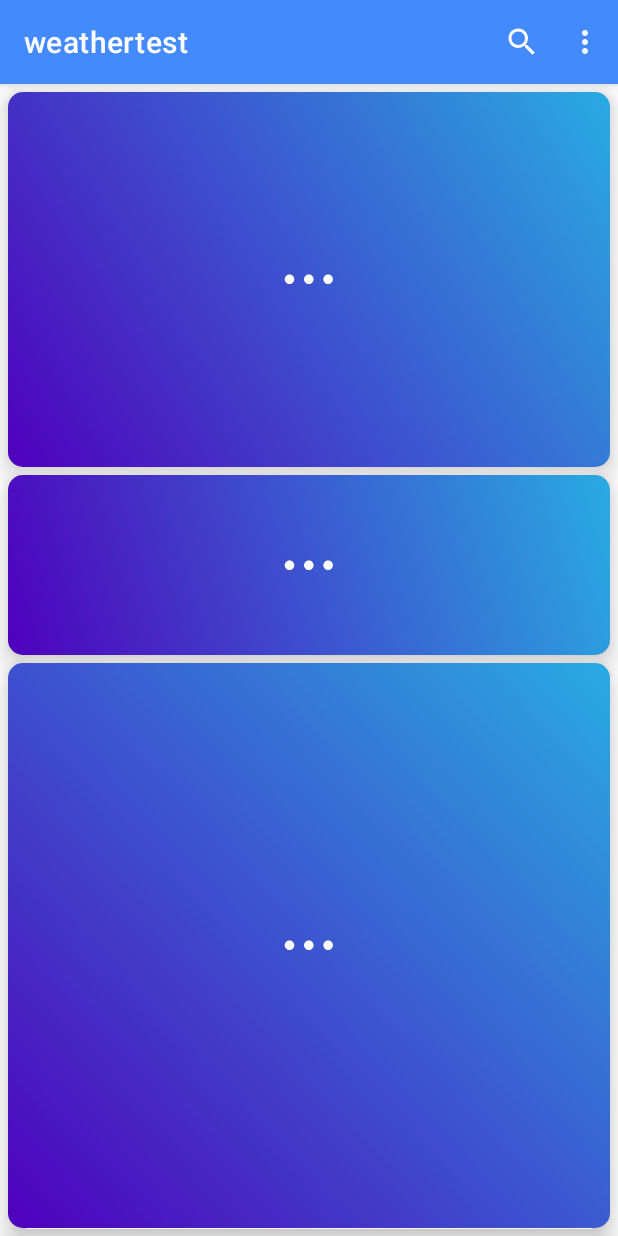
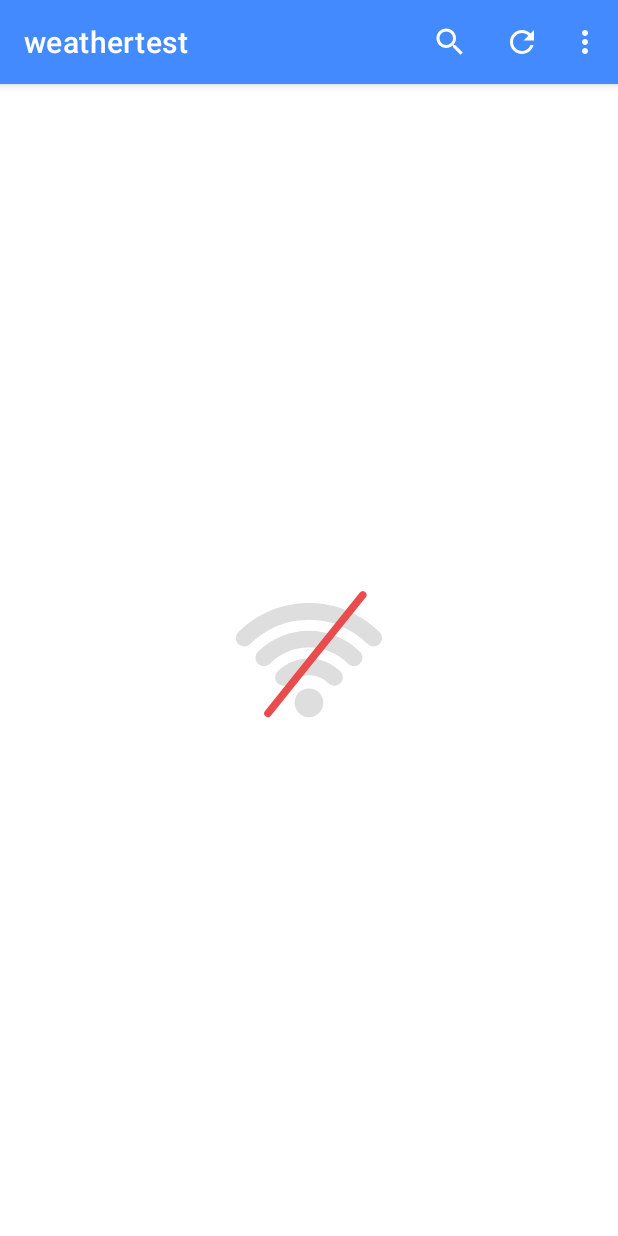
Before and after one commit to AlirezaNouri-77/simple-weather-app, an Android app: the screen it shows after launch (MainActivity), on a phone screen of 412 x 824 dp. Run offline under Robolectric (Android 15) with nearby library versions, the light colour scheme and no system bars; our stand-ins replace Picasso; pictures from the network do not load; 3 statements that could not run were skipped.

Commit message:
refresh and no connection lottie

```diff
--- a/app/src/main/java/com/example/weathertest/MainActivity.java
+++ b/app/src/main/java/com/example/weathertest/MainActivity.java
@@ -8,16 +8,15 @@ import androidx.fragment.app.FragmentManager;
 import androidx.recyclerview.widget.DividerItemDecoration;
 import androidx.recyclerview.widget.LinearLayoutManager;
 import androidx.recyclerview.widget.RecyclerView;
-import androidx.transition.Fade;
-import androidx.transition.Transition;
 
 import android.content.Intent;
 import android.os.Bundle;
+import android.os.Handler;
+import android.os.Looper;
 import android.util.Log;
 import android.view.Menu;
 import android.view.MenuItem;
 import android.view.View;
-import android.widget.Filter;
 import android.widget.ImageView;
 import android.widget.LinearLayout;
 import android.widget.TextView;
@@ -52,7 +51,6 @@ import okhttp3.Response;
 
 public class MainActivity extends AppCompatActivity implements ForcastRecyclerview.forcastclicklistner, searchview_recyclerview.searchview_onclick {
 
-
     private List<forcast_model> sixtyday_forcastlist;
     private List<minute_model> minute_model_list;
     private List<current_model> current_list;
@@ -73,9 +71,10 @@ public class MainActivity extends AppCompatActivity implements ForcastRecyclervi
     private detail_fragment detail_fragment;
     private FragmentManager fragmentManager;
 
-    private LottieAnimationView lottieAnimationView1, lottieAnimationView2, lottieAnimationView3;
+    private LottieAnimationView lottieAnimationView1, lottieAnimationView2, lottieAnimationView3, lottieAnimationView_noconnection;
 
-    LinearLayout minute_layout, forcast_layout;
+
+    private LinearLayout minute_layout, forcast_layout;
 
     private local_json_city local_json_city;
 
@@ -92,11 +91,11 @@ public class MainActivity extends AppCompatActivity implements ForcastRecyclervi
         lottieAnimationView1 = findViewById(R.id.lottie_one);
         lottieAnimationView2 = findViewById(R.id.lottie_two);
         lottieAnimationView3 = findViewById(R.id.lottie_three);
+        lottieAnimationView_noconnection = findViewById(R.id.no_connection);
 
         current_consrtaintlayout = findViewById(R.id.constraint_one);
         minute_layout = findViewById(R.id.minute_layout);
         forcast_layout = findViewById(R.id.forcast_layout);
-
 
         detail_fragment = new detail_fragment();
 
@@ -118,8 +117,6 @@ public class MainActivity extends AppCompatActivity implements ForcastRecyclervi
         Current_Weather("");
         forcast_weather("");
 
-
-
     }
 
     @Override
@@ -133,8 +130,6 @@ public class MainActivity extends AppCompatActivity implements ForcastRecyclervi
                 if (query.length() != 0) {
                     Current_Weather(query);
                     forcast_weather(query);
-                    searchView.clearFocus();
-                    searchView.onActionViewCollapsed();
                 }
                 return true;
             }
@@ -142,7 +137,7 @@ public class MainActivity extends AppCompatActivity implements ForcastRecyclervi
             @Override
             public boolean onQueryTextChange(String newText) {
                 searchview_rv.getFilter().filter(newText);
-                if (searchview_rv.getItemCount() == 0) {
+                if (searchview_rv.getItemCount() == 0 && !newText.isEmpty()) {
                     empty_city.setVisibility(View.VISIBLE);
                     searcheview_rv.setVisibility(View.GONE);
                     Log.d("TAG", "onQueryTextChange: " + searchview_rv.getItemCount() + "if");
@@ -174,6 +169,9 @@ public class MainActivity extends AppCompatActivity implements ForcastRecyclervi
         if (id == R.id.setting) {
             Intent intent = new Intent(MainActivity.this, SettingsActivity.class);
             startActivity(intent);
+        } else if (id == R.id.refresh) {
+            Current_Weather("");
+            forcast_weather("");
         }
         return super.onOptionsItemSelected(item);
     }
@@ -197,6 +195,7 @@ public class MainActivity extends AppCompatActivity implements ForcastRecyclervi
 
             @Override
             public void onFailure(@NotNull Call call, @NotNull IOException e) {
+                play_noconnection();
             }
 
             @Override
@@ -252,9 +251,6 @@ public class MainActivity extends AppCompatActivity implements ForcastRecyclervi
                                 minute_recyclerview.setHasFixedSize(true);
                                 Minute_forcastRecyclerview minute_forcastRecyclerview = new Minute_forcastRecyclerview(minute_model_list, MainActivity.this);
                                 minute_recyclerview.setAdapter(minute_forcastRecyclerview);
-                            } else {
-//                                lottieAnimationView.setAnimation("test.json");
-//                                lottieAnimationView.playAnimation();
                             }
                         }
                     });
@@ -266,6 +262,9 @@ public class MainActivity extends AppCompatActivity implements ForcastRecyclervi
     public void forcast_weather(String name) {
 
         start_lottie_animation();
+        if (!lottieAnimationView_noconnection.isAnimating()) {
+            stop_noconnection();
+        }
 
         minute_recyclerview = findViewById(R.id.minute_recyclerview);
         forcast_recyclerview = findViewById(R.id.forcast_recyclerview);
@@ -352,6 +351,7 @@ public class MainActivity extends AppCompatActivity implements ForcastRecyclervi
         sharepreferenced_setting.setdefualt(searchview_recyclerviewlist.get(i).getCity().trim());
         searchView.clearFocus();
         searchView.onActionViewCollapsed();
+        searcheview_rv.setVisibility(View.GONE);
         Current_Weather("");
         forcast_weather("");
 
@@ -398,4 +398,30 @@ public class MainActivity extends AppCompatActivity implements ForcastRecyclervi
         lottieAnimationView2.pauseAnimation();
         lottieAnimationView3.pauseAnimation();
     }
+
+    public void stop_noconnection() {
+        new Handler(Looper.getMainLooper()).post(new Runnable() {
+            @Override
+            public void run() {
+                main_consrtaintlayout.setVisibility(View.VISIBLE);
+                lottieAnimationView_noconnection.setAnimation("noconnection.json");
+                lottieAnimationView_noconnection.pauseAnimation();
+                lottieAnimationView_noconnection.setVisibility(View.GONE);
+            }
+        });
+    }
+
+
+    public void play_noconnection() {
+        new Handler(Looper.getMainLooper()).post(new Runnable() {
+            @Override
+            public void run() {
+                main_consrtaintlayout.setVisibility(View.GONE);
+                lottieAnimationView_noconnection.setAnimation("noconnection.json");
+                lottieAnimationView_noconnection.playAnimation();
+                lottieAnimationView_noconnection.setVisibility(View.VISIBLE);
+            }
+        });
+
+    }
 }
--- a/app/src/main/java/com/example/weathertest/recyckerview/searchview_recyclerview.java
+++ b/app/src/main/java/com/example/weathertest/recyckerview/searchview_recyclerview.java
@@ -20,6 +20,7 @@ public class searchview_recyclerview extends RecyclerView.Adapter<searchview_rec
 
     List<searchview_model> list;
     List<searchview_model> fulllist;
+    List<searchview_model> filterlist;
     searchview_onclick searchview_onclick;
 
     public searchview_recyclerview(List<searchview_model> list , searchview_onclick searchview_onclick) {
@@ -51,7 +52,6 @@ public class searchview_recyclerview extends RecyclerView.Adapter<searchview_rec
         return list.size();
     }
 
-
     public static class searchview_viewholder extends RecyclerView.ViewHolder{
 
         TextView textView;
@@ -69,7 +69,7 @@ public class searchview_recyclerview extends RecyclerView.Adapter<searchview_rec
         Filter filter = new Filter() {
             @Override
             protected FilterResults performFiltering(CharSequence constraint) {
-                List<searchview_model> filterlist = new ArrayList<>();
+                filterlist = new ArrayList<>();
 
                 if (constraint == null || constraint.length() == 0) {
                     filterlist.addAll(fulllist);
--- a/app/src/main/java/com/example/weathertest/util/sharepreferenced_setting.java
+++ b/app/src/main/java/com/example/weathertest/util/sharepreferenced_setting.java
@@ -37,7 +37,7 @@ public class sharepreferenced_setting {
 
     public String getsymbol (){
         if (temp_symbol().equals("M")){
-            return " \u2103";
+            return "\u2103";
         }
         return "\u2109";
     }
--- a/app/src/main/res/drawable/gradeint.xml
+++ b/app/src/main/res/drawable/gradeint.xml
@@ -8,6 +8,6 @@
         android:startColor="#4F00BC"
         android:type="linear" />
 
-    <corners android:radius="10dp" />
+    <corners android:radius="15dp" />
 
 </shape>
--- /dev/null
+++ b/app/src/main/res/drawable/ic_baseline_refresh_24.xml
@@ -0,0 +1,5 @@
+<vector android:height="24dp" android:tint="#FFFFFF"
+    android:viewportHeight="24" android:viewportWidth="24"
+    android:width="24dp" xmlns:android="http://schemas.android.com/apk/res/android">
+    <path android:fillColor="@android:color/white" android:pathData="M17.65,6.35C16.2,4.9 14.21,4 12,4c-4.42,0 -7.99,3.58 -7.99,8s3.57,8 7.99,8c3.73,0 6.84,-2.55 7.73,-6h-2.08c-0.82,2.33 -3.04,4 -5.65,4 -3.31,0 -6,-2.69 -6,-6s2.69,-6 6,-6c1.66,0 3.14,0.69 4.22,1.78L13,11h7V4l-2.35,2.35z"/>
+</vector>
--- a/app/src/main/res/layout/activity_main.xml
+++ b/app/src/main/res/layout/activity_main.xml
@@ -14,6 +14,15 @@
         android:gravity="center"
         android:text="Your entered city is not in list but you can search"
         android:visibility="gone"
+        app:layout_constraintEnd_toEndOf="parent"
+        app:layout_constraintStart_toStartOf="parent"
+        app:layout_constraintTop_toTopOf="parent" />
+
+    <com.airbnb.lottie.LottieAnimationView
+        android:id="@+id/no_connection"
+        android:layout_width="100dp"
+        android:layout_height="100dp"
+        app:layout_constraintBottom_toBottomOf="parent"
         app:layout_constraintEnd_toEndOf="parent"
         app:layout_constraintStart_toStartOf="parent"
         app:layout_constraintTop_toTopOf="parent" />
@@ -48,7 +57,8 @@
         app:layout_constraintBottom_toBottomOf="parent"
         app:layout_constraintEnd_toEndOf="parent"
         app:layout_constraintStart_toStartOf="parent"
-        app:layout_constraintTop_toTopOf="parent">
+        app:layout_constraintTop_toTopOf="parent"
+        tools:visibility="gone">
 
 
         <androidx.constraintlayout.widget.ConstraintLayout
@@ -86,7 +96,7 @@
                     android:id="@+id/cityname"
                     android:layout_width="wrap_content"
                     android:layout_height="33dp"
-                    android:layout_marginTop="84dp"
+                    android:layout_marginTop="68dp"
                     android:gravity="left"
                     android:text="TextView"
                     android:textColor="@color/white"
@@ -114,20 +124,14 @@
                     android:id="@+id/currenttemp"
                     android:layout_width="114dp"
                     android:layout_height="83dp"
-                    android:layout_marginTop="10dp"
-                    android:layout_marginEnd="28dp"
-                    android:layout_marginBottom="28dp"
                     android:gravity="center"
                     android:text="30"
                     android:textColor="@color/white"
                     android:textSize="42sp"
                     android:textStyle="bold"
-                    app:layout_constraintBottom_toBottomOf="parent"
-                    app:layout_constraintEnd_toEndOf="parent"
-                    app:layout_constraintHorizontal_bias="0.0"
-                    app:layout_constraintStart_toStartOf="@+id/imageView"
-                    app:layout_constraintTop_toBottomOf="@+id/condition"
-                    app:layout_constraintVertical_bias="0.133" />
+                    app:layout_constraintEnd_toEndOf="@+id/condition"
+                    app:layout_constraintStart_toStartOf="@+id/condition"
+                    app:layout_constraintTop_toBottomOf="@+id/condition" />
 
                 <TextView
                     android:id="@+id/condition"
@@ -143,10 +147,10 @@
 
                 <ImageView
                     android:id="@+id/imageView"
-                    android:layout_width="115dp"
-                    android:layout_height="101dp"
-                    android:layout_marginTop="16dp"
-                    android:layout_marginEnd="16dp"
+                    android:layout_width="90dp"
+                    android:layout_height="90dp"
+                    android:layout_marginTop="24dp"
+                    android:layout_marginEnd="36dp"
                     app:layout_constraintEnd_toEndOf="parent"
                     app:layout_constraintTop_toTopOf="parent"
                     tools:srcCompat="@tools:sample/avatars" />
@@ -155,7 +159,7 @@
                     android:id="@+id/pressure"
                     android:layout_width="wrap_content"
                     android:layout_height="wrap_content"
-                    android:layout_marginTop="5dp"
+                    android:layout_marginTop="28dp"
                     android:text="TextView"
                     android:textColor="@color/white"
                     app:layout_constraintEnd_toEndOf="@+id/cityname"
@@ -243,10 +247,10 @@
 
         <androidx.constraintlayout.widget.ConstraintLayout
             android:layout_width="match_parent"
-            android:elevation="10dp"
             android:layout_height="0dp"
             android:layout_margin="5dp"
             android:background="@drawable/gradeint"
+            android:elevation="10dp"
             app:layout_constraintBottom_toBottomOf="parent"
             app:layout_constraintEnd_toEndOf="parent"
             app:layout_constraintStart_toStartOf="parent"
--- a/app/src/main/res/menu/option_menu.xml
+++ b/app/src/main/res/menu/option_menu.xml
@@ -13,4 +13,10 @@
         android:icon="@drawable/ic_baseline_search_24"
         android:title="Search City" />
 
+    <item
+        android:id="@+id/refresh"
+        app:showAsAction="always"
+        android:icon="@drawable/ic_baseline_refresh_24"
+        android:title="Refresh"/>
+
 </menu>
```
Also changed, not shown: app/src/main/assets/noconnection.json (added, +1 -0 lines), app/src/main/assets/test.json (deleted, +0 -1 lines), app/src/main/java/com/example/weathertest/recyckerview/ForcastRecyclerview.java (+4 -4 lines), app/src/main/res/layout/forcast_recyclerview_layout.xml (+27 -33 lines).
